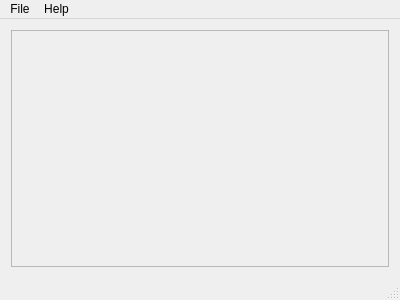
This is mainwindow.ui in AndreyTulyakov/LightRabbit-Clipsed as Qt 5 draws it before an edit. The edited form follows.
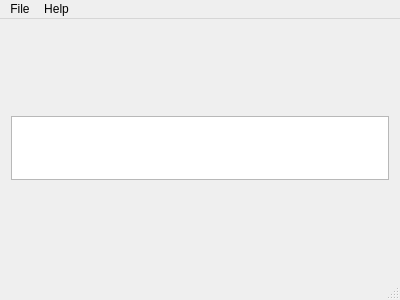
This is the edited form.

Commit message: Added glWidget and frame table

Patch:
```diff
--- a/mainwindow.ui
+++ b/mainwindow.ui
@@ -16,14 +16,42 @@
   <widget class="QWidget" name="centralWidget">
    <layout class="QGridLayout" name="gridLayout">
     <item row="0" column="0">
-     <widget class="QFrame" name="frame">
+     <layout class="QVBoxLayout" name="verticalLayout_2">
+      <property name="spacing">
+       <number>0</number>
+      </property>
+      <item>
+       <widget class="QTableWidget" name="tableWidget">
+        <property name="enabled">
+         <bool>true</bool>
+        </property>
+        <property name="sizePolicy">
+         <sizepolicy hsizetype="Expanding" vsizetype="Fixed">
+          <horstretch>0</horstretch>
+          <verstretch>0</verstretch>
+         </sizepolicy>
+        </property>
+        <property name="maximumSize">
+         <size>
+          <width>16777215</width>
+          <height>64</height>
+         </size>
+        </property>
       <property name="frameShape">
        <enum>QFrame::StyledPanel</enum>
       </property>
       <property name="frameShadow">
-       <enum>QFrame::Raised</enum>
-      </property>
-     </widget>
+         <enum>QFrame::Sunken</enum>
+        </property>
+        <property name="verticalScrollBarPolicy">
+         <enum>Qt::ScrollBarAlwaysOff</enum>
+        </property>
+       </widget>
+      </item>
+     </layout>
+    </item>
+    <item row="1" column="0">
+     <layout class="QVBoxLayout" name="verticalLayout"/>
     </item>
    </layout>
   </widget>
```
Lines whose indentation alone changed are shown as unchanged. The commit also changes 1 other file.
